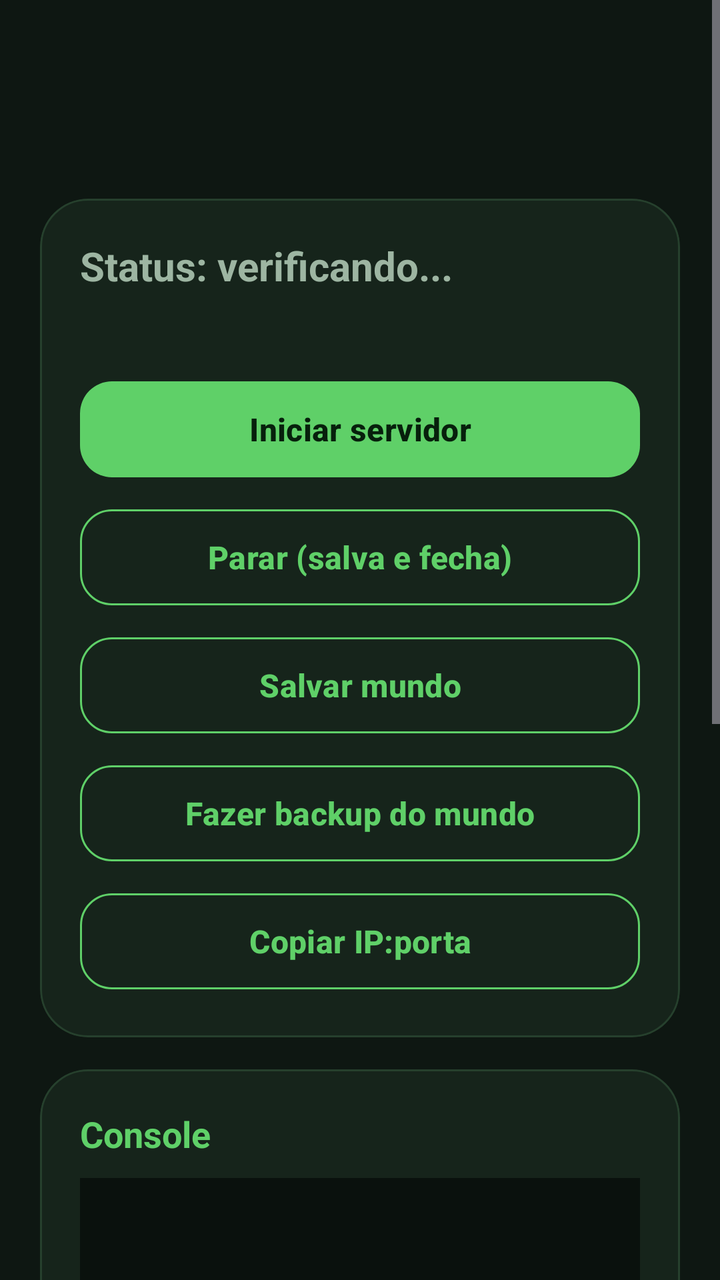
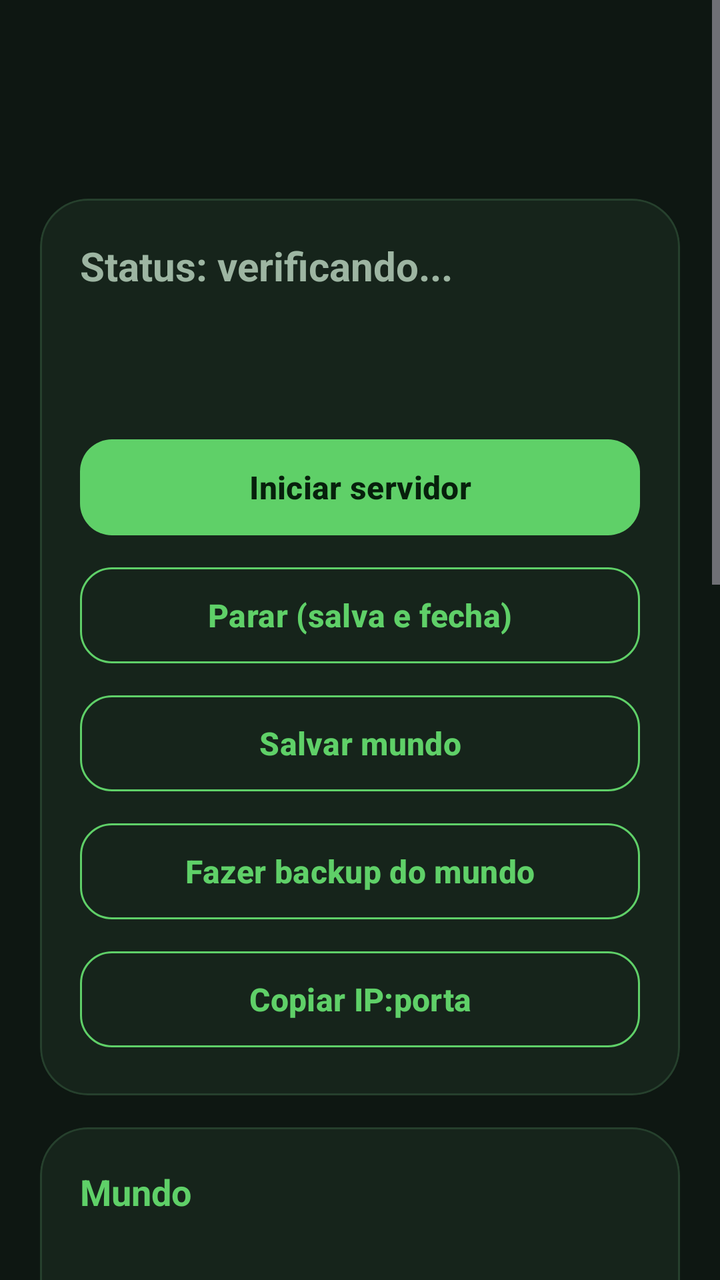

Two renders of the same Android screen: before a commit and after it. Below are the layout's source before the change and the commit's diff.
<!-- AndroidManifest.xml: application theme Theme.TerrariaServer -->
<!-- res/layout/activity_detail.xml -->
<?xml version="1.0" encoding="utf-8"?>
<ScrollView xmlns:android="http://schemas.android.com/apk/res/android"
    android:layout_width="match_parent"
    android:layout_height="match_parent"
    android:background="@color/bg"
    android:fillViewport="true">

    <LinearLayout
        android:layout_width="match_parent"
        android:layout_height="wrap_content"
        android:orientation="vertical"
        android:padding="20dp">

        <TextView
            android:id="@+id/tvName"
            android:layout_width="match_parent"
            android:layout_height="wrap_content"
            android:layout_marginTop="8dp"
            android:textColor="@color/text"
            android:textSize="24sp"
            android:textStyle="bold" />

        <TextView
            android:id="@+id/tvSummary"
            android:layout_width="match_parent"
            android:layout_height="wrap_content"
            android:layout_marginTop="4dp"
            android:lineSpacingExtra="3dp"
            android:textColor="@color/text_dim"
            android:textSize="14sp" />

        <com.google.android.material.card.MaterialCardView
            style="@style/Widget.App.Card"
            android:layout_width="match_parent"
            android:layout_height="wrap_content"
            android:layout_marginTop="16dp">

            <LinearLayout
                android:layout_width="match_parent"
                android:layout_height="wrap_content"
                android:orientation="vertical"
                android:padding="20dp">

                <TextView
                    android:id="@+id/tvStatus"
                    android:layout_width="match_parent"
                    android:layout_height="wrap_content"
                    android:text="Status: verificando..."
                    android:textColor="@color/text_dim"
                    android:textSize="20sp"
                    android:textStyle="bold" />

                <TextView
                    android:id="@+id/tvAddress"
                    android:layout_width="match_parent"
                    android:layout_height="wrap_content"
                    android:layout_marginTop="6dp"
                    android:textColor="@color/text"
                    android:textSize="15sp" />

                <com.google.android.material.button.MaterialButton
                    android:id="@+id/btnStart"
                    style="@style/Widget.App.Button"
                    android:layout_width="match_parent"
                    android:layout_height="wrap_content"
                    android:layout_marginTop="14dp"
                    android:text="Iniciar servidor" />

                <com.google.android.material.button.MaterialButton
                    android:id="@+id/btnStop"
                    style="@style/Widget.App.Button.Outlined"
                    android:layout_width="match_parent"
                    android:layout_height="wrap_content"
                    android:layout_marginTop="8dp"
                    android:text="Parar (salva e fecha)" />

                <com.google.android.material.button.MaterialButton
                    android:id="@+id/btnSave"
                    style="@style/Widget.App.Button.Outlined"
                    android:layout_width="match_parent"
                    android:layout_height="wrap_content"
                    android:layout_marginTop="8dp"
                    android:text="Salvar mundo" />

                <com.google.android.material.button.MaterialButton
                    android:id="@+id/btnBackup"
                    style="@style/Widget.App.Button.Outlined"
                    android:layout_width="match_parent"
                    android:layout_height="wrap_content"
                    android:layout_marginTop="8dp"
                    android:text="Fazer backup do mundo" />

                <com.google.android.material.button.MaterialButton
                    android:id="@+id/btnCopyIp"
                    style="@style/Widget.App.Button.Outlined"
                    android:layout_width="match_parent"
                    android:layout_height="wrap_content"
                    android:layout_marginTop="8dp"
                    android:text="Copiar IP:porta" />
            </LinearLayout>
        </com.google.android.material.card.MaterialCardView>

        <com.google.android.material.card.MaterialCardView
            style="@style/Widget.App.Card"
            android:layout_width="match_parent"
            android:layout_height="wrap_content"
            android:layout_marginTop="16dp">

            <LinearLayout
                android:layout_width="match_parent"
                android:layout_height="wrap_content"
                android:orientation="vertical"
                android:padding="20dp">

                <TextView
                    android:layout_width="wrap_content"
                    android:layout_height="wrap_content"
                    android:text="Console"
                    android:textColor="@color/accent"
                    android:textSize="18sp"
                    android:textStyle="bold" />

                <TextView
                    android:id="@+id/tvLog"
                    android:layout_width="match_parent"
                    android:layout_height="wrap_content"
                    android:layout_marginTop="10dp"
                    android:background="#0A110D"
                    android:fontFamily="monospace"
                    android:minHeight="140dp"
                    android:padding="12dp"
                    android:textColor="#B7E8BD"
                    android:textSize="11sp" />

                <HorizontalScrollView
                    android:layout_width="match_parent"
                    android:layout_height="wrap_content"
                    android:layout_marginTop="10dp"
                    android:scrollbars="none">

                    <LinearLayout
                        android:id="@+id/quickCmds"
                        android:layout_width="wrap_content"
                        android:layout_height="wrap_content"
                        android:orientation="horizontal" />
                </HorizontalScrollView>

                <com.google.android.material.textfield.TextInputLayout
                    style="@style/Widget.Material3.TextInputLayout.OutlinedBox"
                    android:layout_width="match_parent"
                    android:layout_height="wrap_content"
                    android:layout_marginTop="10dp"
                    android:hint="Comando (ex: say Olá!)">

                    <com.google.android.material.textfield.TextInputEditText
                        android:id="@+id/etCmd"
                        android:layout_width="match_parent"
                        android:layout_height="wrap_content"
                        android:singleLine="true" />
                </com.google.android.material.textfield.TextInputLayout>

                <com.google.android.material.button.MaterialButton
                    android:id="@+id/btnSend"
                    style="@style/Widget.App.Button"
                    android:layout_width="match_parent"
                    android:layout_height="wrap_content"
                    android:layout_marginTop="10dp"
                    android:text="Enviar comando" />
            </LinearLayout>
        </com.google.android.material.card.MaterialCardView>

        <com.google.android.material.button.MaterialButton
            android:id="@+id/btnEdit"
            style="@style/Widget.App.Button.Outlined"
            android:layout_width="match_parent"
            android:layout_height="wrap_content"
            android:layout_marginTop="16dp"
            android:text="Editar configurações" />

        <com.google.android.material.button.MaterialButton
            android:id="@+id/btnScript"
            style="@style/Widget.App.Button.Outlined"
            android:layout_width="match_parent"
            android:layout_height="wrap_content"
            android:layout_marginTop="8dp"
            android:text="Copiar script (colar no Termux)" />

        <com.google.android.material.button.MaterialButton
            android:id="@+id/btnDelete"
            style="@style/Widget.Material3.Button.TextButton"
            android:layout_width="match_parent"
            android:layout_height="wrap_content"
            android:layout_marginTop="8dp"
            android:layout_marginBottom="24dp"
            android:text="Excluir servidor"
            android:textColor="@color/offline" />
    </LinearLayout>
</ScrollView>
<!-- resources referenced by this layout -->
<resources>
  <color name="accent">#5FD068</color>
  <color name="bg">#0E1712</color>
  <color name="offline">#FF6B6B</color>
  <color name="text">#E6F3E8</color>
  <color name="text_dim">#9DB5A2</color>
  <style name="Widget.App.Button" parent="Widget.Material3.Button">
          <item name="android:minHeight">56dp</item>
          <item name="android:textSize">16sp</item>
          <item name="android:textStyle">bold</item>
          <item name="cornerRadius">16dp</item>
      </style>
  <style name="Widget.App.Button.Outlined" parent="Widget.Material3.Button.OutlinedButton">
          <item name="android:minHeight">56dp</item>
          <item name="android:textSize">16sp</item>
          <item name="android:textStyle">bold</item>
          <item name="cornerRadius">16dp</item>
          <item name="strokeColor">@color/accent</item>
      </style>
  <style name="Widget.App.Card" parent="Widget.Material3.CardView.Filled">
          <item name="cardBackgroundColor">@color/card</item>
          <item name="cardCornerRadius">24dp</item>
          <item name="cardElevation">0dp</item>
          <item name="strokeColor">@color/stroke</item>
          <item name="strokeWidth">1dp</item>
      </style>
  <style name="Theme.TerrariaServer" parent="Theme.Material3.Dark.NoActionBar">
          <item name="colorPrimary">@color/accent</item>
          <item name="colorOnPrimary">@color/on_accent</item>
          <item name="colorPrimaryContainer">#1F3A26</item>
          <item name="colorOnPrimaryContainer">@color/text</item>
          <item name="colorSecondary">@color/accent</item>
          <item name="colorSurface">@color/card</item>
          <item name="colorOnSurface">@color/text</item>
          <item name="colorOnSurfaceVariant">@color/text_dim</item>
          <item name="colorOutline">#4A6B52</item>
          <item name="android:colorBackground">@color/bg</item>
          <item name="android:windowBackground">@color/bg</item>
          <item name="android:statusBarColor">@color/bg</item>
          <item name="android:navigationBarColor">@color/bg</item>
      </style>
  <color name="card">#16241B</color>
  <color name="stroke">#26402D</color>
  <color name="on_accent">#07200C</color>
</resources>

<!-- the commit's change to res/layout/activity_detail.xml (unified diff, before → after) -->
@@ -58,6 +58,15 @@
                     android:textColor="@color/text"
                     android:textSize="15sp" />
 
+                <TextView
+                    android:id="@+id/tvStep"
+                    android:layout_width="match_parent"
+                    android:layout_height="wrap_content"
+                    android:layout_marginTop="10dp"
+                    android:textColor="@color/warn"
+                    android:textSize="14sp"
+                    android:textStyle="bold" />
+
                 <com.google.android.material.button.MaterialButton
                     android:id="@+id/btnStart"
                     style="@style/Widget.App.Button"
@@ -97,6 +106,53 @@
                     android:layout_height="wrap_content"
                     android:layout_marginTop="8dp"
                     android:text="Copiar IP:porta" />
+            </LinearLayout>
+        </com.google.android.material.card.MaterialCardView>
+
+        <com.google.android.material.card.MaterialCardView
+            style="@style/Widget.App.Card"
+            android:layout_width="match_parent"
+            android:layout_height="wrap_content"
+            android:layout_marginTop="16dp">
+
+            <LinearLayout
+                android:layout_width="match_parent"
+                android:layout_height="wrap_content"
+                android:orientation="vertical"
+                android:padding="20dp">
+
+                <TextView
+                    android:layout_width="wrap_content"
+                    android:layout_height="wrap_content"
+                    android:text="Mundo"
+                    android:textColor="@color/accent"
+                    android:textSize="18sp"
+                    android:textStyle="bold" />
+
+                <TextView
+                    android:id="@+id/tvWorld"
+                    android:layout_width="match_parent"
+                    android:layout_height="wrap_content"
+                    android:layout_marginTop="8dp"
+                    android:lineSpacingExtra="3dp"
+                    android:textColor="@color/text"
+                    android:textSize="15sp" />
+
+                <com.google.android.material.button.MaterialButton
+                    android:id="@+id/btnChooseWorld"
+                    style="@style/Widget.App.Button.Outlined"
+                    android:layout_width="match_parent"
+                    android:layout_height="wrap_content"
+                    android:layout_marginTop="12dp"
+                    android:text="Escolher mundo" />
+
+                <com.google.android.material.button.MaterialButton
+                    android:id="@+id/btnCreateWorld"
+                    style="@style/Widget.App.Button"
+                    android:layout_width="match_parent"
+                    android:layout_height="wrap_content"
+                    android:layout_marginTop="8dp"
+                    android:text="Criar novo mundo" />
             </LinearLayout>
         </com.google.android.material.card.MaterialCardView>
 
<!-- resource entries referenced after the edit -->
@@ -5,6 +5,7 @@
   <color name="offline">#FF6B6B</color>
   <color name="text">#E6F3E8</color>
   <color name="text_dim">#9DB5A2</color>
+  <color name="warn">#FFC857</color>
   <style name="Widget.App.Button" parent="Widget.Material3.Button">
           <item name="android:minHeight">56dp</item>
           <item name="android:textSize">16sp</item>
